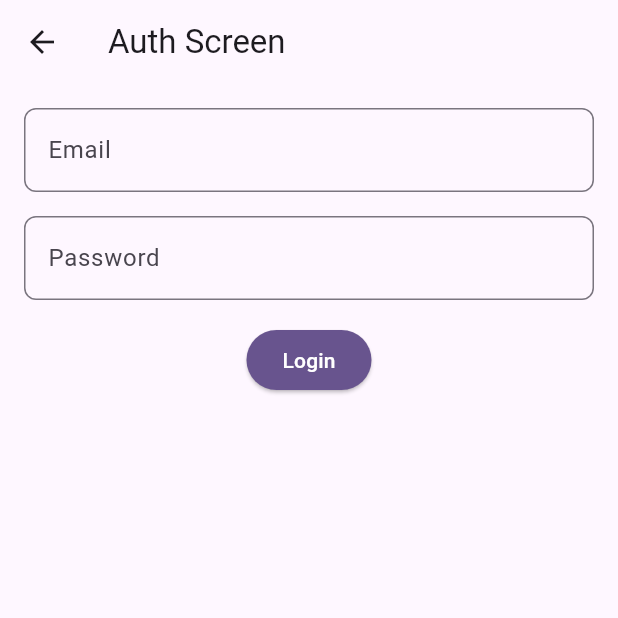
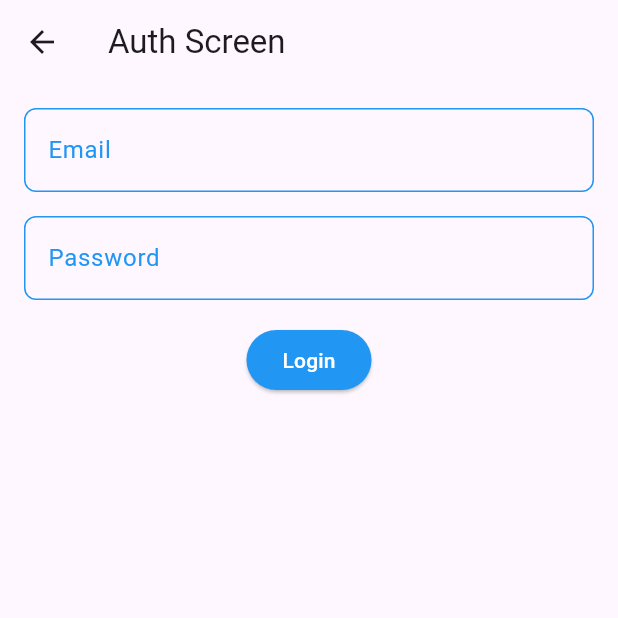
Before and after one commit to NoeOnDev/ChatGemini-AI, a Flutter app: the AuthScreen screen opened by its route, on a phone screen of 412 x 824 dp, the top half of it. Run offline on Flutter 3.47's test engine with Material 3 defaults, Android fonts, the phone set to English and light mode, and no system bars.

```diff
--- a/lib/screens/auth_screen.dart
+++ b/lib/screens/auth_screen.dart
@@ -42,12 +42,16 @@ class AuthScreenState extends State<AuthScreen> {
               labelText: 'Email',
               controller: _emailController,
               keyboardType: TextInputType.emailAddress,
+              borderColor: Colors.blue,
+              textColor: Colors.blue,
             ),
             const SizedBox(height: 16.0),
             CustomTextField(
               labelText: 'Password',
               controller: _passwordController,
               obscureText: true,
+              borderColor: Colors.blue,
+              textColor: Colors.blue,
             ),
             const SizedBox(height: 16.0),
             CustomButton(
@@ -56,6 +60,8 @@ class AuthScreenState extends State<AuthScreen> {
                 _logger.info('Email: ${_emailController.text}');
                 _logger.info('Password: ${_passwordController.text}');
               },
+              color: Colors.blue,
+              textColor: Colors.white,
             ),
           ],
         ),
--- a/lib/widgets/custom_text_field.dart
+++ b/lib/widgets/custom_text_field.dart
@@ -5,12 +5,16 @@ class CustomTextField extends StatelessWidget {
   final TextEditingController controller;
   final TextInputType keyboardType;
   final bool obscureText;
+  final Color? borderColor;
+  final Color? textColor;
 
   const CustomTextField({
     required this.labelText,
     required this.controller,
     this.keyboardType = TextInputType.text,
     this.obscureText = false,
+    this.borderColor,
+    this.textColor,
     super.key,
   });
 
@@ -20,9 +24,25 @@ class CustomTextField extends StatelessWidget {
       controller: controller,
       keyboardType: keyboardType,
       obscureText: obscureText,
+      style: TextStyle(color: textColor ?? Colors.black),
       decoration: InputDecoration(
         labelText: labelText,
-        border: const OutlineInputBorder(borderRadius: BorderRadius.all(Radius.circular(8.0))),
+        labelStyle: TextStyle(color: textColor ?? Colors.black),
+        border: OutlineInputBorder(
+          borderRadius: const BorderRadius.all(Radius.circular(8.0)),
+          borderSide:
+              BorderSide(color: borderColor ?? Theme.of(context).primaryColor),
+        ),
+        enabledBorder: OutlineInputBorder(
+          borderRadius: const BorderRadius.all(Radius.circular(8.0)),
+          borderSide:
+              BorderSide(color: borderColor ?? Theme.of(context).primaryColor),
+        ),
+        focusedBorder: OutlineInputBorder(
+          borderRadius: const BorderRadius.all(Radius.circular(8.0)),
+          borderSide:
+              BorderSide(color: borderColor ?? Theme.of(context).primaryColor),
+        ),
       ),
     );
   }
```
